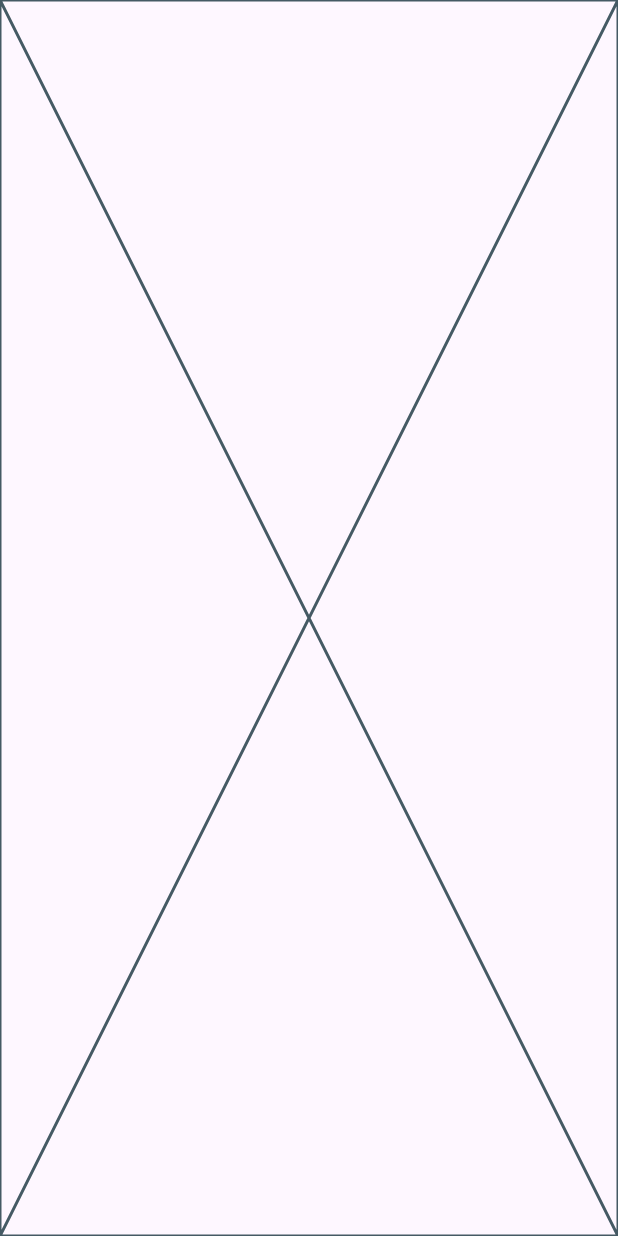
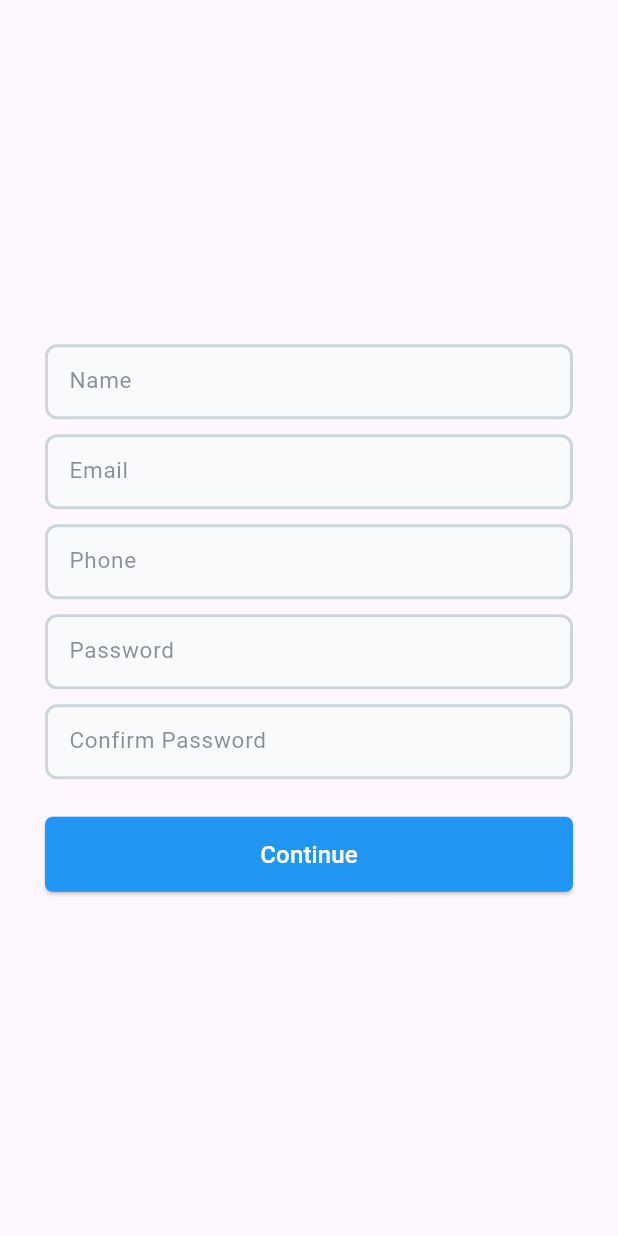
Before and after one commit to neo-0007/codestellation, a Flutter app: the RegisterPage screen opened directly, on a phone screen of 412 x 824 dp. Run offline on Flutter 3.47's test engine with Material 3 defaults, Android fonts, the phone set to English and light mode, and no system bars.

Commit message:
feat: add register ui

```diff
--- /dev/null
+++ b/flutter_client/lib/core/theme/text_field_theme.dart
@@ -0,0 +1,44 @@
+import 'package:flutter/material.dart';
+
+class CTextFormFieldTheme {
+  // Static method for light theme
+  static InputDecorationTheme lightTheme = InputDecorationTheme(
+    border: OutlineInputBorder(
+      borderRadius: BorderRadius.circular(8),
+      borderSide: BorderSide(color: const Color.fromARGB(255, 203, 213, 219), width: 2),
+    ),
+    enabledBorder: OutlineInputBorder(
+      borderRadius: BorderRadius.circular(8),
+      borderSide: BorderSide(color: const Color.fromARGB(255, 203, 213, 219), width: 2),
+    ),
+    focusedBorder: OutlineInputBorder(
+      borderRadius: BorderRadius.circular(8),
+      borderSide: BorderSide(color: const Color.fromARGB(255, 156, 163, 175), width: 2),
+    ),
+    errorBorder: OutlineInputBorder(
+      borderRadius: BorderRadius.circular(8),
+      borderSide: BorderSide(color: Colors.red, width: 2),
+    ),
+
+    filled: true,
+    fillColor: Color.fromARGB(255,249, 250, 251),
+    hintStyle: TextStyle(color: const Color.fromARGB(146, 55, 65, 81),fontSize: 15),
+  );
+
+  // Static method for dark theme
+  static InputDecorationTheme darkTheme = InputDecorationTheme(
+    border: OutlineInputBorder(
+      borderRadius: BorderRadius.circular(12),
+      borderSide: BorderSide(color: Colors.white, width: 2),
+    ),
+    enabledBorder: OutlineInputBorder(
+      borderRadius: BorderRadius.circular(12),
+      borderSide: BorderSide(color: Colors.white, width: 2),
+    ),
+    focusedBorder: OutlineInputBorder(
+      borderRadius: BorderRadius.circular(12),
+      borderSide: BorderSide(color: Colors.white, width: 2),
+    ),
+    hintStyle: TextStyle(color: Colors.white70),
+  );
+}
--- a/flutter_client/lib/myapp.dart
+++ b/flutter_client/lib/myapp.dart
@@ -1,4 +1,6 @@
 import 'package:flutter/material.dart';
+import 'package:flutter_client/core/theme/text_field_theme.dart';
+import 'package:flutter_client/ui/pages/register_page.dart';
 
 class MyApp extends StatelessWidget {
   const MyApp({super.key});
@@ -10,9 +12,10 @@ class MyApp extends StatelessWidget {
       theme: ThemeData(
         colorScheme: ColorScheme.fromSeed(seedColor: Colors.deepPurple),
         useMaterial3: true,
+        inputDecorationTheme: CTextFormFieldTheme.lightTheme
       ),
       home: Scaffold(
-        body: Text('Hello'),
+        body: RegisterPage(),
       ),
     );
   }
--- /dev/null
+++ b/flutter_client/lib/ui/pages/register_page.dart
@@ -0,0 +1,66 @@
+import 'package:flutter/material.dart';
+import 'package:flutter_client/ui/widgets/auth_form_field.dart';
+import 'package:flutter_client/ui/widgets/blue_button.dart';
+
+class RegisterPage extends StatelessWidget {
+  const RegisterPage({super.key});
+
+  @override
+  Widget build(BuildContext context) {
+    TextEditingController nameController = TextEditingController();
+    TextEditingController emailController = TextEditingController();
+    TextEditingController phoneController = TextEditingController();
+    TextEditingController passwordController = TextEditingController();
+    TextEditingController confirmPasswordController = TextEditingController();
+    return Scaffold(
+      body: Center(
+        child: Padding(
+          padding: const EdgeInsets.symmetric(horizontal: 30),
+          child: Column(
+            mainAxisAlignment: MainAxisAlignment.center,
+            children: [
+              CAuthFormField(
+                hintText: 'Name',
+                controller: nameController,
+              ),
+              SizedBox(
+                height: 10,
+              ),
+              CAuthFormField(
+                hintText: 'Email',
+                controller: emailController,
+              ),
+              SizedBox(
+                height: 10,
+              ),
+              CAuthFormField(
+                hintText: 'Phone',
+                controller: phoneController,
+              ),
+              SizedBox(
+                height: 10,
+              ),
+              CAuthFormField(
+                hintText: 'Password',
+                controller: passwordController,
+                obscureText: true,
+              ),
+              SizedBox(
+                height: 10,
+              ),
+              CAuthFormField(
+                hintText: 'Confirm Password',
+                controller: confirmPasswordController,
+                obscureText: true,
+              ),
+              SizedBox(
+                height: 25,
+              ),
+              BlueButton(text: 'Continue', onPressed: (){})
+            ],
+          ),
+        ),
+      ),
+    );
+  }
+}
--- a/flutter_client/lib/ui/register_page.dart
+++ /dev/null
@@ -1,12 +0,0 @@
-import 'package:flutter/material.dart';
-
-class RegisterPage extends StatelessWidget {
-  const RegisterPage({super.key});
-
-  @override
-  Widget build(BuildContext context) {
-    return Scaffold(
-      body: Placeholder(),
-    );
-  }
-}
--- /dev/null
+++ b/flutter_client/lib/ui/widgets/auth_form_field.dart
@@ -0,0 +1,32 @@
+import 'package:flutter/material.dart';
+
+class CAuthFormField extends StatelessWidget {
+  const CAuthFormField({
+    super.key,
+    required this.hintText,
+    this.obscureText = false,
+    this.validator,
+    required this.controller,
+  });
+
+  final String hintText;
+  final bool obscureText;
+  final String? Function(String?)? validator;
+  final TextEditingController? controller;
+
+  @override
+  Widget build(BuildContext context) {
+    return SizedBox(
+      height: 50,
+      child: TextFormField(
+        controller: controller,
+        obscureText: obscureText,
+        decoration: InputDecoration(
+          hintText: hintText,
+          errorStyle: TextStyle(fontSize: 10),
+        ),
+        validator: validator,
+      ),
+    );
+  }
+}
--- /dev/null
+++ b/flutter_client/lib/ui/widgets/blue_button.dart
@@ -0,0 +1,29 @@
+import 'package:flutter/material.dart';
+
+class BlueButton extends StatelessWidget {
+  final String text;
+  final VoidCallback onPressed;
+
+  const BlueButton({super.key, required this.text, required this.onPressed});
+
+  @override
+  Widget build(BuildContext context) {
+    return SizedBox(
+      width: double.infinity,
+      height: 50,
+      child: ElevatedButton(
+        style: ElevatedButton.styleFrom(
+          backgroundColor: Colors.blue,
+          shape: RoundedRectangleBorder(
+            borderRadius: BorderRadius.circular(5),
+          ),
+        ),
+        onPressed: onPressed,
+        child: Text(
+          text,
+          style: const TextStyle(color: Colors.white, fontSize: 16),
+        ),
+      ),
+    );
+  }
+}
```
Also changed, not shown: flutter_client/lib/ui/pages/register_page2.dart (added, +78 -0 lines), flutter_client/lib/ui/widgets/custom_drop_down.dart (added, +73 -0 lines).
